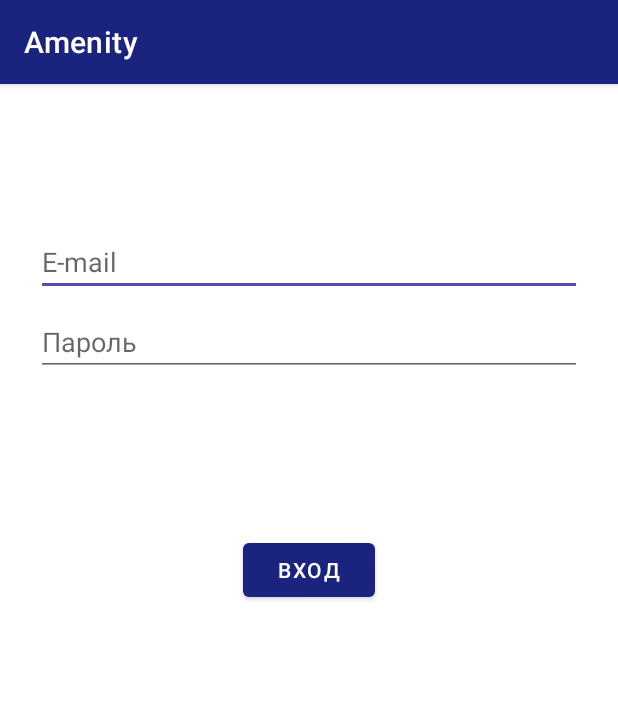
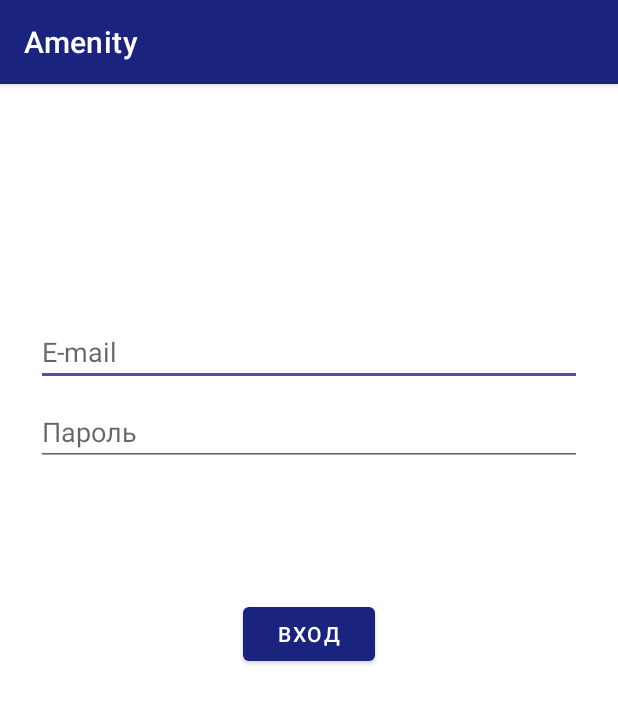
Before and after one commit to Alan-Shan/Amenity, an Android app: the screen it shows after launch (LoginActivity), on a phone screen of 412 x 824 dp. Shown: the top 703 px of the screen. Run offline under Robolectric (Android 15) with nearby library versions, the phone set to English and light mode, and no system bars.

Commit message:
No network handling + minor activity_login.xml changes

```diff
--- a/app/src/main/java/top/ilum/amenity/LoginActivity.kt
+++ b/app/src/main/java/top/ilum/amenity/LoginActivity.kt
@@ -4,9 +4,14 @@ import android.content.Context
 import android.content.Intent
 import androidx.appcompat.app.AppCompatActivity
 import android.os.Bundle
+import android.transition.Visibility
+import android.util.Log
+import android.view.View
 import android.view.inputmethod.InputMethodManager
 import android.widget.Button
 import android.widget.EditText
+import android.widget.ImageView
+import android.widget.TextView
 import com.google.android.material.snackbar.Snackbar
 import okhttp3.*
 import org.json.JSONObject
@@ -17,6 +22,20 @@ class LoginActivity : AppCompatActivity() {
     override fun onCreate(savedInstanceState: Bundle?) {
         super.onCreate(savedInstanceState)
         setContentView(R.layout.activity_login)
+
+        val message = intent.getBooleanExtra(
+            "networking",
+            false
+        ) //Check if no network message was passed and notify a user
+        if (message) {
+            Snackbar.make(
+                findViewById(android.R.id.content),
+                getString(R.string.unavailable),
+                Snackbar.LENGTH_LONG
+            ).show()
+            findViewById<ImageView>(R.id.no_network_image).visibility = View.VISIBLE
+            findViewById<TextView>(R.id.no_network_message).visibility = View.VISIBLE
+        }
 
         val loginButton = findViewById<Button>(R.id.login)
         val username = findViewById<EditText>(R.id.nav_username)
@@ -94,7 +113,7 @@ class LoginActivity : AppCompatActivity() {
 
 
             } else {
-
+                hide()
                 Snackbar.make(it, getString(R.string.fill_auth), Snackbar.LENGTH_LONG).show()
             }
 
--- a/app/src/main/java/top/ilum/amenity/MainActivity.kt
+++ b/app/src/main/java/top/ilum/amenity/MainActivity.kt
@@ -16,6 +16,10 @@ import androidx.navigation.ui.setupWithNavController
 import androidx.drawerlayout.widget.DrawerLayout
 import androidx.appcompat.app.AppCompatActivity
 import androidx.appcompat.widget.Toolbar
+import retrofit2.Call
+import retrofit2.Callback
+import retrofit2.Response
+import top.ilum.amenity.data.User
 import top.ilum.amenity.utils.Builder
 import top.ilum.amenity.utils.Endpoints
 
@@ -42,7 +46,6 @@ class MainActivity : AppCompatActivity() {
         )
         setupActionBarWithNavController(navController, appBarConfiguration)
         navView.setupWithNavController(navController)
-
     }
 
     override fun onCreateOptionsMenu(menu: Menu): Boolean {
--- a/app/src/main/java/top/ilum/amenity/StartActivity.kt
+++ b/app/src/main/java/top/ilum/amenity/StartActivity.kt
@@ -1,24 +1,51 @@
 package top.ilum.amenity
 
 import android.content.Intent
-import android.content.SharedPreferences
 import androidx.appcompat.app.AppCompatActivity
 import android.os.Bundle
-import android.os.PersistableBundle
-import android.util.Log
+import retrofit2.Call
+import retrofit2.Callback
+import retrofit2.Response
+import top.ilum.amenity.data.User
+import top.ilum.amenity.utils.Builder
+import top.ilum.amenity.utils.Endpoints
 
 class StartActivity : AppCompatActivity() {
 
     override fun onCreate(savedInstanceState: Bundle?) {
         super.onCreate(savedInstanceState)
+
+        fun pushLogin(net: Boolean = false) {
+            startActivity(Intent(this, LoginActivity::class.java).putExtra("networking", net))
+            this.finish()
+        }
+
         SharedPrefs.setup(this) // Initialize SP object
         if (SharedPrefs.refreshToken != null) {
+
+            val request = Builder.buildService(Endpoints::class.java, this)
+            val call = request.getUser(SharedPrefs.id as String)
+            //Updating user data on each login
+            call.enqueue(object : Callback<User> {
+                override fun onResponse(call: Call<User>, response: Response<User>) {
+                    if (response.isSuccessful) {
+                        val user = response.body() as User
+                        SharedPrefs.email = user.email
+                        SharedPrefs.name = user.name
+                    }
+                }
+
+                override fun onFailure(call: Call<User>, t: Throwable) {
+                    pushLogin(true)
+                }
+            })
+
             startActivity(Intent(this, MainActivity::class.java))
             this.finish()
         } else {
-            startActivity(Intent(this, LoginActivity::class.java))
-            this.finish()
+            pushLogin()
         }
+
     }
 
 
--- /dev/null
+++ b/app/src/main/res/drawable/ic_baseline_cloud_off_24.xml
@@ -0,0 +1,10 @@
+<vector android:height="36dp"
+    android:tint="#000051"
+    android:viewportHeight="24"
+    android:viewportWidth="24"
+    android:width="36dp"
+    xmlns:android="http://schemas.android.com/apk/res/android">
+    <path
+        android:fillColor="@android:color/white"
+        android:pathData="M19.35,10.04C18.67,6.59 15.64,4 12,4c-1.48,0 -2.85,0.43 -4.01,1.17l1.46,1.46C10.21,6.23 11.08,6 12,6c3.04,0 5.5,2.46 5.5,5.5v0.5H19c1.66,0 3,1.34 3,3 0,1.13 -0.64,2.11 -1.56,2.62l1.45,1.45C23.16,18.16 24,16.68 24,15c0,-2.64 -2.05,-4.78 -4.65,-4.96zM3,5.27l2.75,2.74C2.56,8.15 0,10.77 0,14c0,3.31 2.69,6 6,6h11.73l2,2L21,20.73 4.27,4 3,5.27zM7.73,10l8,8H6c-2.21,0 -4,-1.79 -4,-4s1.79,-4 4,-4h1.73z" />
+</vector>
--- a/app/src/main/res/layout/activity_login.xml
+++ b/app/src/main/res/layout/activity_login.xml
@@ -2,6 +2,7 @@
 <androidx.constraintlayout.widget.ConstraintLayout xmlns:android="http://schemas.android.com/apk/res/android"
     xmlns:app="http://schemas.android.com/apk/res-auto"
     xmlns:tools="http://schemas.android.com/tools"
+    android:id="@+id/login_layout"
     android:layout_width="match_parent"
     android:layout_height="match_parent"
     tools:context=".LoginActivity">
@@ -11,7 +12,7 @@
             android:layout_width="0dp"
             android:layout_height="wrap_content"
             android:layout_marginStart="24dp"
-            android:layout_marginTop="96dp"
+            android:layout_marginTop="156dp"
             android:layout_marginEnd="24dp"
             android:hint="@string/prompt_email"
             android:inputType="textEmailAddress"
@@ -42,7 +43,7 @@
             android:layout_height="wrap_content"
             android:layout_gravity="start"
             android:layout_marginStart="48dp"
-            android:layout_marginTop="16dp"
+            android:layout_marginTop="10dp"
             android:layout_marginEnd="48dp"
             android:layout_marginBottom="64dp"
             android:enabled="true"
@@ -69,4 +70,27 @@
             app:layout_constraintTop_toTopOf="parent"
             app:layout_constraintVertical_bias="0.3" />
 
+        <ImageView
+            android:id="@+id/no_network_image"
+            android:layout_width="wrap_content"
+            android:layout_height="wrap_content"
+            android:visibility="invisible"
+            app:layout_constraintBottom_toTopOf="@+id/nav_username"
+            app:layout_constraintEnd_toEndOf="parent"
+            app:layout_constraintStart_toStartOf="parent"
+            app:layout_constraintTop_toTopOf="parent"
+            app:srcCompat="@drawable/ic_baseline_cloud_off_24" />
+
+        <TextView
+            android:id="@+id/no_network_message"
+            android:layout_width="wrap_content"
+            android:layout_height="wrap_content"
+            android:layout_marginTop="2dp"
+            android:text="@string/connection_error"
+            android:textColor="@color/additionalTextColor"
+            android:visibility="invisible"
+            app:layout_constraintEnd_toEndOf="parent"
+            app:layout_constraintStart_toStartOf="parent"
+            app:layout_constraintTop_toBottomOf="@+id/no_network_image" />
+
 </androidx.constraintlayout.widget.ConstraintLayout>
--- a/app/src/main/res/values/strings.xml
+++ b/app/src/main/res/values/strings.xml
@@ -17,4 +17,5 @@
     <string name="access_denied">Пожалуйста, проверьте данные авторизации.</string>
     <string name="unavailable">К сожалению, сервис в настоящий момент недоступен.</string>
     <string name="txt_choose_fragment">Выбрать фрагмент</string>
+    <string name="connection_error">Ошибка подключения</string>
 </resources>
```
